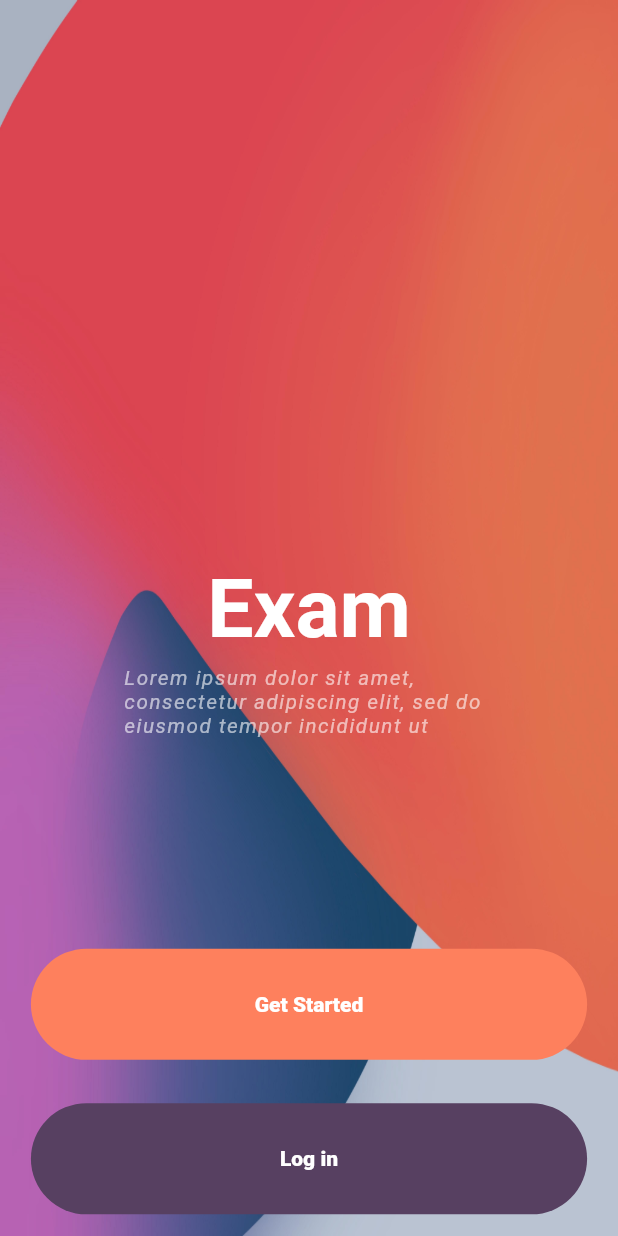
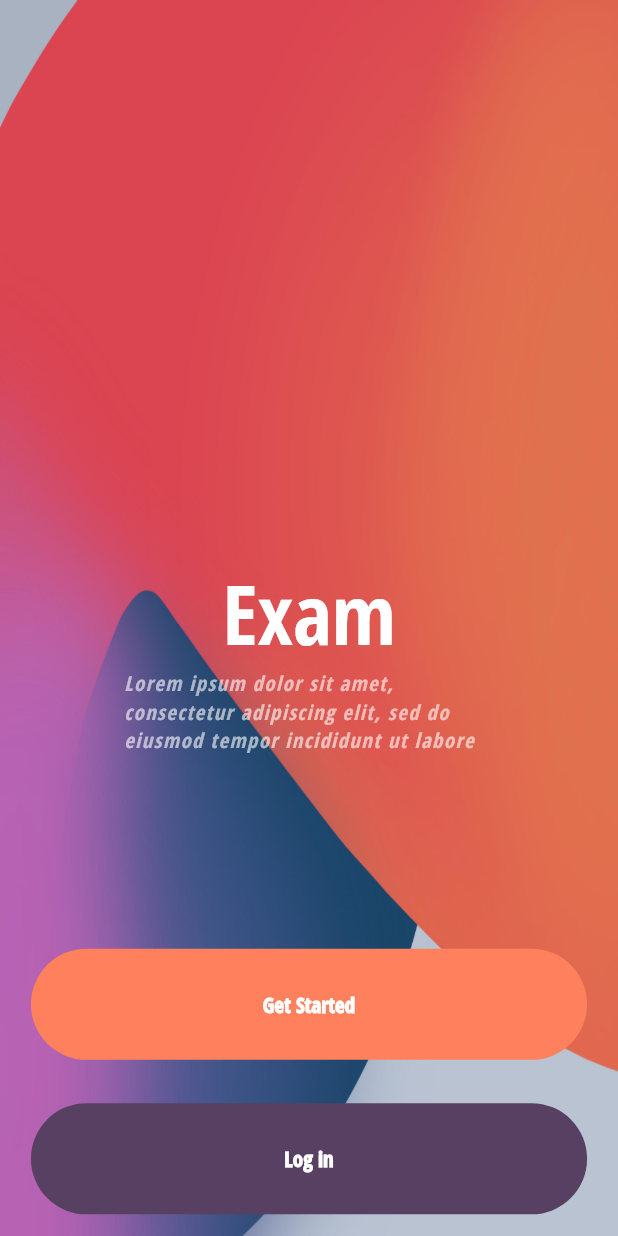
Before and after one commit to maykhid/mini_exam_app, a Flutter app: the screen it shows after launch, on a phone screen of 412 x 824 dp. Run offline on Flutter 3.47's test engine with Material 2 defaults, Android fonts, the phone set to English and light mode, and no system bars; our stand-ins replace cloud_firestore, firebase_core, flutter_swiper_null_safety, get_it, google_fonts, sizer; accounts and stored records are empty; Roboto replaces fonts that are missing (Open Sans Condensed).

Commit message:
completed login screen,  created and applied thene across app, added google fonts,  minor adds

```diff
--- a/lib/app/base_view/base_view.dart
+++ b/lib/app/base_view/base_view.dart
@@ -24,8 +24,8 @@
   Widget build(BuildContext context) {
     return Scaffold(
       backgroundColor: backgroundColor,
-      body: SingleChildScrollView(
-        child: Container(
+      body: Container(
+        //  remember that SingleChildScrollView was here
         padding: padding ??
             EdgeInsets.symmetric(
               horizontal: 100.w * 0.03,
@@ -33,7 +33,6 @@
             ),
         //
         child: body!,
-        ),
       ),
     );
   }
--- /dev/null
+++ b/lib/app/consts/app_themes.dart
@@ -0,0 +1,27 @@
+import 'package:exam_cheat_detector/app/consts/app_colors.dart';
+import 'package:flutter/material.dart';
+import 'package:google_fonts/google_fonts.dart';
+
+class AppTheme {
+  // light
+  static ThemeData lightTheme(BuildContext context) {
+    return ThemeData(
+      accentColor: AppColors.brownRed,
+      textSelectionTheme: TextSelectionThemeData(
+        cursorColor: AppColors.brown,
+      ),
+      textTheme: GoogleFonts.openSansCondensedTextTheme(
+        Theme.of(context).textTheme,
+      ),
+      textButtonTheme: TextButtonThemeData(
+        // buttonColor: AppColors.lightPurple,
+        // textTheme: ButtonTextTheme.normal,
+        style: ButtonStyle(
+            backgroundColor: MaterialStateProperty.all(AppColors.lightPurple),
+            foregroundColor: MaterialStateProperty.all(Colors.white)),
+      ),
+    );
+  }
+
+  // dark
+}
--- a/lib/app/exam_app.dart
+++ b/lib/app/exam_app.dart
@@ -11,6 +11,7 @@
 import 'package:sizer/sizer.dart';
 
 import 'base_view/base_view_model.dart';
+import 'consts/app_themes.dart';
 
 class ExamApp extends StatefulWidget {
   // This widget is the root of your application.
@@ -43,6 +44,7 @@
           ],
           builder: (context, snapshot) {
             return MaterialApp(
+              theme: AppTheme.lightTheme(context),
               navigatorKey: locator<NavigationService>()
                   .navigatorKey, // navigator key from NavigationService
               initialRoute: setInitialRoute(true),
--- a/lib/main.dart
+++ b/lib/main.dart
@@ -6,6 +6,7 @@
 import 'app/locator.dart';
 
 // import 'app/base_view/base_view_model.dart';
+/// Note to self: Desired fonts pacifico and Open sans condensed
 
 Future<void> main() async {
   WidgetsFlutterBinding.ensureInitialized();
--- a/pubspec.yaml
+++ b/pubspec.yaml
@@ -37,6 +37,7 @@
   cloud_firestore:
   dartz: ^0.10.0-nullsafety.0
   get_it: ^7.2.0
+  google_fonts: ^2.1.0
 
 dev_dependencies:
   flutter_test:
```
Also changed, not shown: lib/ui/screens/login/login.dart (+57 -2 lines), lib/ui/widgets/text_form_field.dart (added, +27 -0 lines), pubspec.lock. Lines whose indentation alone changed are shown as unchanged.
